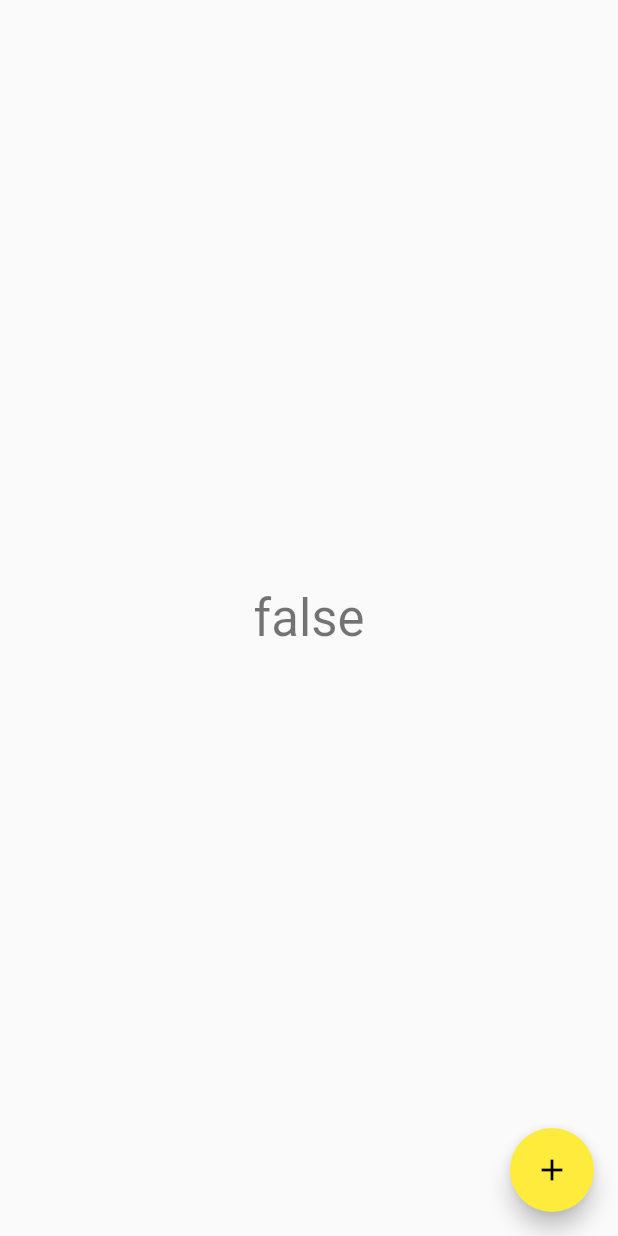
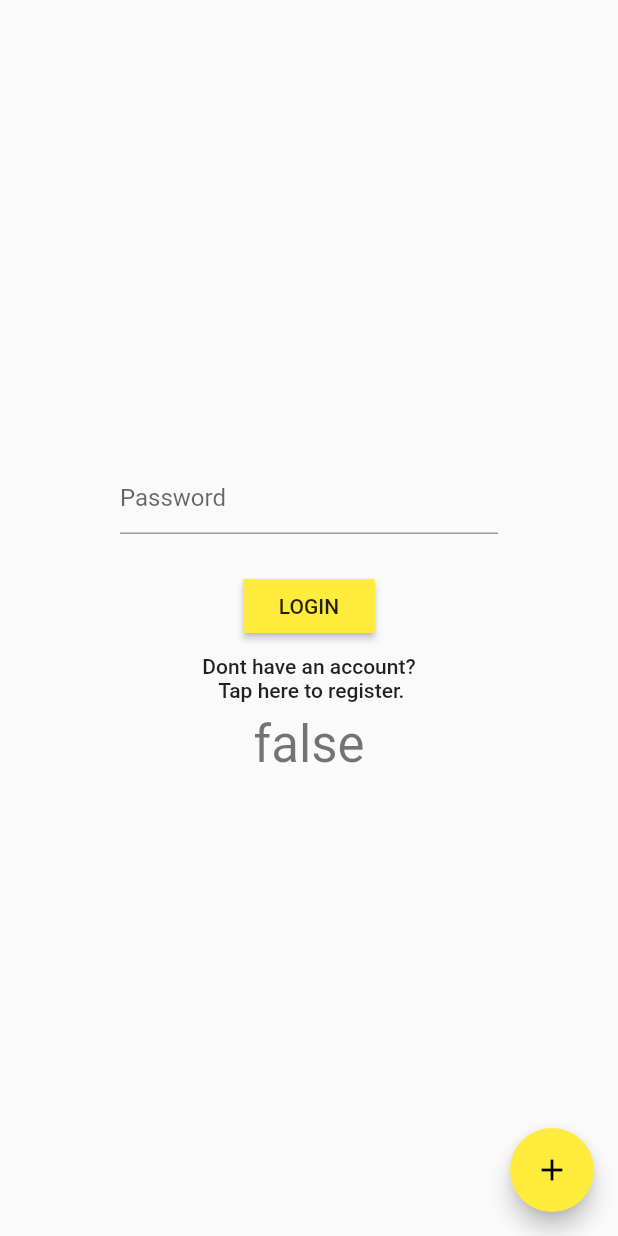
Before and after one commit to piotrwrzodak/UAM-BSM-NoteApp, a Flutter app: the screen it shows after launch, on a phone screen of 412 x 824 dp. Run offline on Flutter 3.47's test engine with Material 2 defaults, Android fonts, the phone set to English and light mode, and no system bars.

Commit message:
login screen

```diff
--- a/lib/screens/login.dart
+++ b/lib/screens/login.dart
@@ -1,6 +1,11 @@
 import 'package:bsm_noteapp/services/auth.dart';
 import 'package:flutter/material.dart';
 import 'package:provider/provider.dart';
+
+enum FormType {
+  login,
+  register
+}
 
 class MyLogin extends StatefulWidget {
   @override
@@ -8,6 +13,32 @@ class MyLogin extends StatefulWidget {
 }
 
 class _MyLoginState extends State<MyLogin> {
+
+  final TextEditingController _passwordFilter = new TextEditingController();
+  String _password = "";
+  FormType _form = FormType.login;
+
+  _MyLoginState() {
+    _passwordFilter.addListener(_passwordListen);
+  }
+
+  void _passwordListen() {
+    if (_passwordFilter.text.isEmpty) {
+      _password = "";
+    } else {
+      _password = _passwordFilter.text;
+    }
+  }
+
+  void _formChange () async {
+    setState(() {
+      if (_form == FormType.register) {
+        _form = FormType.login;
+      } else {
+        _form = FormType.register;
+      }
+    });
+  }
 
   @override
   Widget build(BuildContext context) {
@@ -18,7 +49,8 @@ class _MyLoginState extends State<MyLogin> {
           child: Column(
             mainAxisAlignment: MainAxisAlignment.center,
             children: <Widget>[
-
+              _buildTextFields(),
+              _buildButtons(),
               Consumer<AuthStatus>(
               builder: (context, authStatus, child) => Text(
                 '${authStatus.loggedIn}',
@@ -39,4 +71,93 @@ class _MyLoginState extends State<MyLogin> {
       ),
     );
   }
+
+  Widget _buildTextFields() {
+    return new Container(
+      child: new Column(
+        children: <Widget>[
+          new Container(
+            child: new TextField(
+              controller: _passwordFilter,
+              decoration: new InputDecoration(
+                hintText: 'Password',
+              ),
+              obscureText: true,
+            ),
+          )
+        ],
+      ),
+    );
+  }
+
+  Widget _buildButtons() {
+    if (_form == FormType.login) {
+      return new Container(
+        child: new Column(
+          children: <Widget>[
+              SizedBox(
+                height: 24,
+              ),
+              RaisedButton(
+                color: Colors.yellow,
+                child: Text('LOGIN'),
+                onPressed: () {
+                  var authStatus = context.read<AuthStatus>();
+                  authStatus.toggle();
+                  _loginPressed();
+                },
+              ),
+            FlatButton(
+              child: Align(
+                alignment: Alignment.center,
+                child: Text(
+                  'Dont have an account?\n Tap here to register.',
+                   textAlign: TextAlign.center
+                   ),
+              ),
+              onPressed: _formChange,
+            )
+          ],
+        ),
+      );
+    } else {
+      return new Container(
+        child: new Column(
+          children: <Widget>[
+            SizedBox(
+                height: 24,
+              ),
+              RaisedButton(
+                color: Colors.yellow,
+                child: Text('REGISTER'),
+                onPressed: () {
+                  var authStatus = context.read<AuthStatus>();
+                  authStatus.toggle();
+                  _createAccountPressed();
+                },
+              ),
+            new FlatButton(
+              child: Align(
+                alignment: Alignment.center,
+                child: Text(
+                  'Have an account?\n Click here to login.',
+                   textAlign: TextAlign.center
+                   ),
+              ),
+              onPressed: _formChange,
+            )
+          ],
+        ),
+      );
+    }
+  }
+
+  void _loginPressed () {
+    print('The user wants to login with $_password');
+  }
+
+  void _createAccountPressed () {
+    print('The user wants to create an accoutn with $_password');
+  }
+
 }
```
